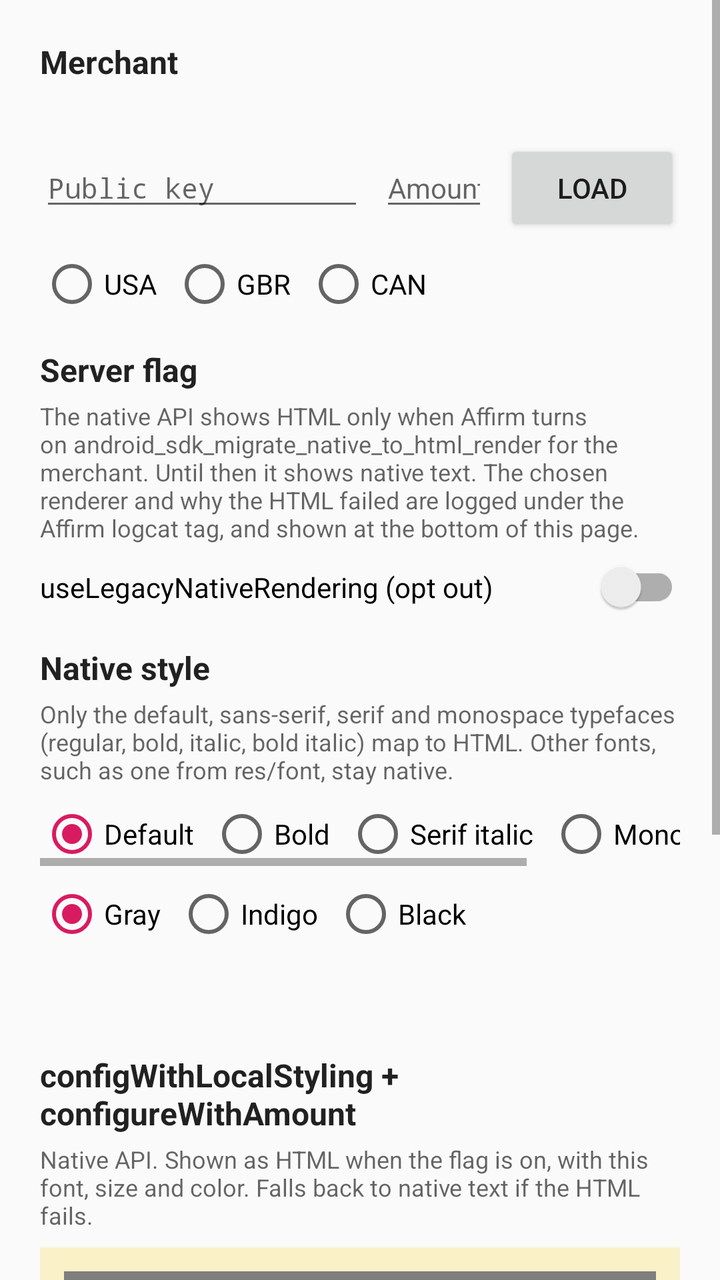
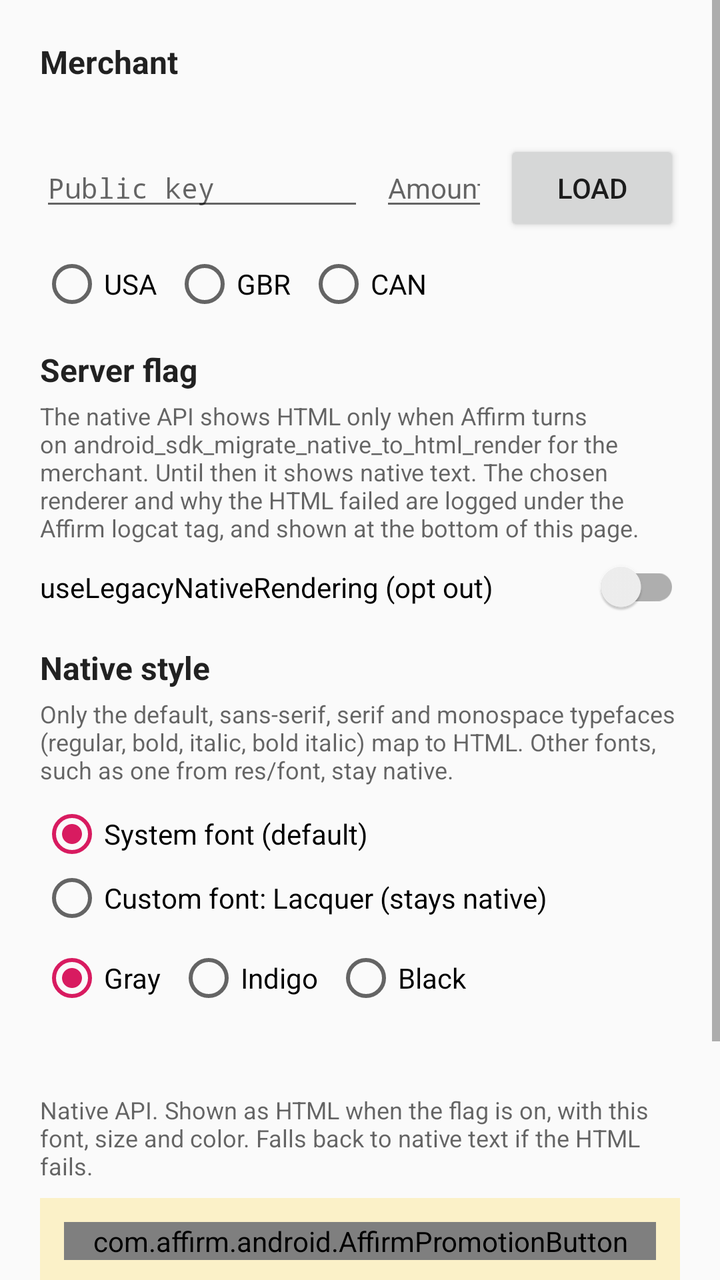

Before-and-after screenshots of an Android layout around one commit, followed by the original layout XML and the change that was made.
<!-- AndroidManifest.xml: application theme AppTheme -->
<!-- res/layout/activity_render_migration.xml -->
<?xml version="1.0" encoding="utf-8"?>
<ScrollView xmlns:android="http://schemas.android.com/apk/res/android"
    xmlns:app="http://schemas.android.com/apk/res-auto"
    android:layout_width="match_parent"
    android:layout_height="match_parent">

    <LinearLayout
        android:layout_width="match_parent"
        android:layout_height="wrap_content"
        android:orientation="vertical"
        android:padding="20dp">

        <TextView
            style="@style/RenderDemoHeader"
            android:layout_marginTop="0dp"
            android:text="@string/render_demo_merchant" />

        <TextView
            android:id="@+id/environment"
            style="@style/RenderDemoNote" />

        <LinearLayout
            android:layout_width="match_parent"
            android:layout_height="wrap_content"
            android:layout_marginTop="8dp"
            android:baselineAligned="true"
            android:orientation="horizontal">

            <EditText
                android:id="@+id/public_key"
                android:layout_width="0dp"
                android:layout_height="wrap_content"
                android:layout_weight="3"
                android:fontFamily="monospace"
                android:hint="@string/render_demo_public_key"
                android:importantForAutofill="no"
                android:inputType="textCapCharacters|textNoSuggestions"
                android:maxLines="1"
                android:textSize="14sp" />

            <EditText
                android:id="@+id/amount"
                android:layout_width="0dp"
                android:layout_height="wrap_content"
                android:layout_marginStart="8dp"
                android:layout_weight="1"
                android:hint="@string/render_demo_amount"
                android:importantForAutofill="no"
                android:inputType="numberDecimal"
                android:maxLines="1"
                android:textSize="14sp" />

            <Button
                android:id="@+id/load"
                android:layout_width="wrap_content"
                android:layout_height="wrap_content"
                android:layout_marginStart="8dp"
                android:text="@string/render_demo_load" />
        </LinearLayout>

        <RadioGroup
            android:id="@+id/country"
            style="@style/RenderDemoChoices">

            <RadioButton
                android:id="@+id/country_usa"
                style="@style/RenderDemoChoice"
                android:text="@string/render_demo_country_usa" />

            <RadioButton
                android:id="@+id/country_gbr"
                style="@style/RenderDemoChoice"
                android:text="@string/render_demo_country_gbr" />

            <RadioButton
                android:id="@+id/country_can"
                style="@style/RenderDemoChoice"
                android:text="@string/render_demo_country_can" />
        </RadioGroup>

        <TextView
            style="@style/RenderDemoHeader"
            android:text="@string/render_demo_flag" />

        <TextView
            style="@style/RenderDemoNote"
            android:text="@string/render_demo_flag_note" />

        <androidx.appcompat.widget.SwitchCompat
            android:id="@+id/opt_out"
            android:layout_width="match_parent"
            android:layout_height="wrap_content"
            android:layout_marginTop="8dp"
            android:text="@string/render_demo_opt_out" />

        <TextView
            style="@style/RenderDemoHeader"
            android:text="@string/render_demo_style" />

        <TextView
            style="@style/RenderDemoNote"
            android:text="@string/render_demo_style_note" />

        <HorizontalScrollView
            android:layout_width="match_parent"
            android:layout_height="wrap_content">

            <RadioGroup
                android:id="@+id/font"
                style="@style/RenderDemoChoices"
                android:layout_width="wrap_content"
                android:checkedButton="@+id/font_default">

                <RadioButton
                    android:id="@id/font_default"
                    style="@style/RenderDemoChoice"
                    android:text="@string/render_demo_font_default" />

                <RadioButton
                    android:id="@+id/font_bold"
                    style="@style/RenderDemoChoice"
                    android:text="@string/render_demo_font_bold" />

                <RadioButton
                    android:id="@+id/font_serif_italic"
                    style="@style/RenderDemoChoice"
                    android:text="@string/render_demo_font_serif_italic" />

                <RadioButton
                    android:id="@+id/font_mono"
                    style="@style/RenderDemoChoice"
                    android:text="@string/render_demo_font_mono" />

                <RadioButton
                    android:id="@+id/font_custom"
                    style="@style/RenderDemoChoice"
                    android:text="@string/render_demo_font_custom" />
            </RadioGroup>
        </HorizontalScrollView>

        <RadioGroup
            android:id="@+id/color"
            style="@style/RenderDemoChoices"
            android:checkedButton="@+id/color_gray">

            <RadioButton
                android:id="@id/color_gray"
                style="@style/RenderDemoChoice"
                android:text="@string/render_demo_color_gray" />

            <RadioButton
                android:id="@+id/color_indigo"
                style="@style/RenderDemoChoice"
                android:text="@string/render_demo_color_indigo" />

            <RadioButton
                android:id="@+id/color_black"
                style="@style/RenderDemoChoice"
                android:text="@string/render_demo_color_black" />
        </RadioGroup>

        <TextView
            android:id="@+id/loaded"
            style="@style/RenderDemoHeader" />

        <TextView
            style="@style/RenderDemoHeader"
            android:text="@string/render_demo_native_api" />

        <TextView
            style="@style/RenderDemoNote"
            android:text="@string/render_demo_native_api_note" />

        
        <LinearLayout style="@style/RenderDemoCard">

            <com.affirm.android.AffirmPromotionButton
                android:id="@+id/native_api_promo"
                android:layout_width="match_parent"
                android:layout_height="wrap_content"
                app:htmlStyling="false" />

            <TextView
                android:id="@+id/native_api_status"
                style="@style/RenderDemoStatus" />
        </LinearLayout>

        <TextView
            style="@style/RenderDemoHeader"
            android:text="@string/render_demo_explicit_html" />

        <TextView
            style="@style/RenderDemoNote"
            android:text="@string/render_demo_explicit_html_note" />

        <LinearLayout style="@style/RenderDemoCard">

            <com.affirm.android.AffirmPromotionButton
                android:id="@+id/explicit_html_promo"
                android:layout_width="match_parent"
                android:layout_height="wrap_content"
                app:htmlStyling="true" />

            <TextView
                android:id="@+id/explicit_html_status"
                style="@style/RenderDemoStatus" />
        </LinearLayout>

        <LinearLayout
            android:layout_width="match_parent"
            android:layout_height="wrap_content"
            android:layout_marginTop="16dp"
            android:gravity="center_vertical"
            android:orientation="horizontal">

            <TextView
                style="@style/RenderDemoHeader"
                android:layout_width="0dp"
                android:layout_marginTop="0dp"
                android:layout_weight="1"
                android:text="@string/render_demo_log" />

            <Button
                android:id="@+id/copy_log"
                style="@style/Widget.AppCompat.Button.Borderless.Colored"
                android:layout_width="wrap_content"
                android:layout_height="wrap_content"
                android:text="@string/render_demo_copy" />
        </LinearLayout>

        <TextView
            android:id="@+id/log"
            android:layout_width="match_parent"
            android:layout_height="wrap_content"
            android:background="@color/renderDemoLog"
            android:fontFamily="monospace"
            android:padding="8dp"
            android:textIsSelectable="true"
            android:textSize="12sp" />
    </LinearLayout>
</ScrollView>
<!-- resources referenced by this layout -->
<resources>
  <color name="renderDemoLog">#0F000000</color>
  <string name="render_demo_amount">Amount</string>
  <string name="render_demo_color_black">Black</string>
  <string name="render_demo_color_gray">Gray</string>
  <string name="render_demo_color_indigo">Indigo</string>
  <string name="render_demo_copy">Copy</string>
  <string name="render_demo_country_can">CAN</string>
  <string name="render_demo_country_gbr">GBR</string>
  <string name="render_demo_country_usa">USA</string>
  <string name="render_demo_explicit_html">configWithHtmlStyling + configureWithAmount</string>
  <string name="render_demo_explicit_html_note">Explicit HTML. Always HTML, with browser default text and margins. Hidden, not replaced, if the HTML fails.</string>
  <string name="render_demo_flag">Server flag</string>
  <string name="render_demo_flag_note">The native API shows HTML only when Affirm turns on android_sdk_migrate_native_to_html_render for the merchant. Until then it shows native text. The chosen renderer and why the HTML failed are logged under the Affirm logcat tag, and shown at the bottom of this page.</string>
  <string name="render_demo_font_bold">Bold</string>
  <string name="render_demo_font_custom">Lacquer</string>
  <string name="render_demo_font_default">Default</string>
  <string name="render_demo_font_mono">Mono</string>
  <string name="render_demo_font_serif_italic">Serif italic</string>
  <string name="render_demo_load">Load</string>
  <string name="render_demo_log">SDK log since the last load</string>
  <string name="render_demo_merchant">Merchant</string>
  <string name="render_demo_native_api">configWithLocalStyling + configureWithAmount</string>
  <string name="render_demo_native_api_note">Native API. Shown as HTML when the flag is on, with this font, size and color. Falls back to native text if the HTML fails.</string>
  <string name="render_demo_opt_out">useLegacyNativeRendering (opt out)</string>
  <string name="render_demo_public_key">Public key</string>
  <string name="render_demo_style">Native style</string>
  <string name="render_demo_style_note">Only the default, sans-serif, serif and monospace typefaces (regular, bold, italic, bold italic) map to HTML. Other fonts, such as one from res/font, stay native.</string>
  <style name="RenderDemoChoice">
          <item name="android:layout_width">wrap_content</item>
          <item name="android:layout_height">wrap_content</item>
          <item name="android:layout_marginEnd">8dp</item>
      </style>
  <style name="RenderDemoChoices">
          <item name="android:layout_width">match_parent</item>
          <item name="android:layout_height">wrap_content</item>
          <item name="android:layout_marginTop">8dp</item>
          <item name="android:orientation">horizontal</item>
      </style>
  <style name="RenderDemoNote">
          <item name="android:layout_width">match_parent</item>
          <item name="android:layout_height">wrap_content</item>
          <item name="android:layout_marginTop">4dp</item>
          <item name="android:textAppearance">@style/TextAppearance.AppCompat.Caption</item>
      </style>
  <style name="RenderDemoStatus">
          <item name="android:layout_width">match_parent</item>
          <item name="android:layout_height">wrap_content</item>
          <item name="android:layout_marginTop">12dp</item>
          <item name="android:textAppearance">@style/TextAppearance.AppCompat.Caption</item>
      </style>
  <style name="AppTheme" parent="Theme.AppCompat.Light">
          
          <item name="colorPrimary">@color/colorPrimary</item>
          <item name="colorPrimaryDark">@color/colorPrimaryDark</item>
          <item name="colorAccent">@color/colorAccent</item>
      </style>
  <color name="renderDemoCard">#33FFCC00</color>
  <color name="colorPrimary">#008577</color>
  <color name="colorPrimaryDark">#00574B</color>
  <color name="colorAccent">#D81B60</color>
  <!-- unchanged entries left out for length: 2 -->
</resources>

<!-- the commit's change to res/layout/activity_render_migration.xml (unified diff, before → after) -->
@@ -101,42 +101,22 @@
             style="@style/RenderDemoNote"
             android:text="@string/render_demo_style_note" />
 
-        <HorizontalScrollView
-            android:layout_width="match_parent"
-            android:layout_height="wrap_content">
+        <RadioGroup
+            android:id="@+id/font"
+            style="@style/RenderDemoChoices"
+            android:checkedButton="@+id/font_default"
+            android:orientation="vertical">
 
-            <RadioGroup
-                android:id="@+id/font"
-                style="@style/RenderDemoChoices"
-                android:layout_width="wrap_content"
-                android:checkedButton="@+id/font_default">
+            <RadioButton
+                android:id="@id/font_default"
+                style="@style/RenderDemoChoice"
+                android:text="@string/render_demo_font_default" />
 
-                <RadioButton
-                    android:id="@id/font_default"
-                    style="@style/RenderDemoChoice"
-                    android:text="@string/render_demo_font_default" />
-
-                <RadioButton
-                    android:id="@+id/font_bold"
-                    style="@style/RenderDemoChoice"
-                    android:text="@string/render_demo_font_bold" />
-
-                <RadioButton
-                    android:id="@+id/font_serif_italic"
-                    style="@style/RenderDemoChoice"
-                    android:text="@string/render_demo_font_serif_italic" />
-
-                <RadioButton
-                    android:id="@+id/font_mono"
-                    style="@style/RenderDemoChoice"
-                    android:text="@string/render_demo_font_mono" />
-
-                <RadioButton
-                    android:id="@+id/font_custom"
-                    style="@style/RenderDemoChoice"
-                    android:text="@string/render_demo_font_custom" />
-            </RadioGroup>
-        </HorizontalScrollView>
+            <RadioButton
+                android:id="@+id/font_custom"
+                style="@style/RenderDemoChoice"
+                android:text="@string/render_demo_font_custom" />
+        </RadioGroup>
 
         <RadioGroup
             android:id="@+id/color"
@@ -164,10 +144,6 @@
             style="@style/RenderDemoHeader" />
 
         <TextView
-            style="@style/RenderDemoHeader"
-            android:text="@string/render_demo_native_api" />
-
-        <TextView
             style="@style/RenderDemoNote"
             android:text="@string/render_demo_native_api_note" />
 
@@ -182,27 +158,6 @@
 
             <TextView
                 android:id="@+id/native_api_status"
-                style="@style/RenderDemoStatus" />
-        </LinearLayout>
-
-        <TextView
-            style="@style/RenderDemoHeader"
-            android:text="@string/render_demo_explicit_html" />
-
-        <TextView
-            style="@style/RenderDemoNote"
-            android:text="@string/render_demo_explicit_html_note" />
-
-        <LinearLayout style="@style/RenderDemoCard">
-
-            <com.affirm.android.AffirmPromotionButton
-                android:id="@+id/explicit_html_promo"
-                android:layout_width="match_parent"
-                android:layout_height="wrap_content"
-                app:htmlStyling="true" />
-
-            <TextView
-                android:id="@+id/explicit_html_status"
                 style="@style/RenderDemoStatus" />
         </LinearLayout>
 
<!-- resource entries referenced after the edit -->
@@ -9,19 +9,13 @@
   <string name="render_demo_country_can">CAN</string>
   <string name="render_demo_country_gbr">GBR</string>
   <string name="render_demo_country_usa">USA</string>
-  <string name="render_demo_explicit_html">configWithHtmlStyling + configureWithAmount</string>
-  <string name="render_demo_explicit_html_note">Explicit HTML. Always HTML, with browser default text and margins. Hidden, not replaced, if the HTML fails.</string>
   <string name="render_demo_flag">Server flag</string>
   <string name="render_demo_flag_note">The native API shows HTML only when Affirm turns on android_sdk_migrate_native_to_html_render for the merchant. Until then it shows native text. The chosen renderer and why the HTML failed are logged under the Affirm logcat tag, and shown at the bottom of this page.</string>
-  <string name="render_demo_font_bold">Bold</string>
-  <string name="render_demo_font_custom">Lacquer</string>
-  <string name="render_demo_font_default">Default</string>
-  <string name="render_demo_font_mono">Mono</string>
-  <string name="render_demo_font_serif_italic">Serif italic</string>
+  <string name="render_demo_font_custom">Custom font: Lacquer (stays native)</string>
+  <string name="render_demo_font_default">System font (default)</string>
   <string name="render_demo_load">Load</string>
   <string name="render_demo_log">SDK log since the last load</string>
   <string name="render_demo_merchant">Merchant</string>
-  <string name="render_demo_native_api">configWithLocalStyling + configureWithAmount</string>
   <string name="render_demo_native_api_note">Native API. Shown as HTML when the flag is on, with this font, size and color. Falls back to native text if the HTML fails.</string>
   <string name="render_demo_opt_out">useLegacyNativeRendering (opt out)</string>
   <string name="render_demo_public_key">Public key</string>
